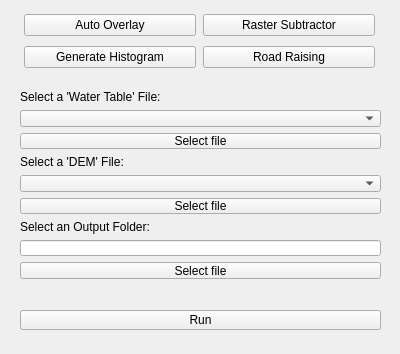
This is overlay_maker_dialog_base.ui in annahollandkeener/Overlay-Maker-QGIS-Plugin- as Qt 5 draws it before an edit. The edited form follows.
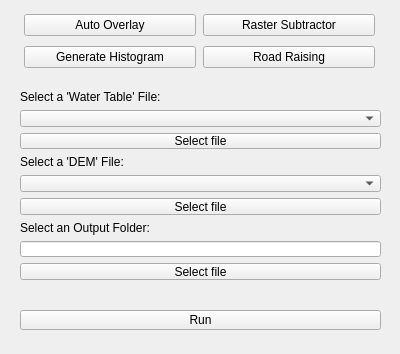
This is the edited form. The open tabs and pages were chosen to show the change. Icons and pictures are not drawn.

```diff
--- a/overlay_maker_dialog_base.ui
+++ b/overlay_maker_dialog_base.ui
@@ -184,7 +184,7 @@
           <x>0</x>
           <y>0</y>
           <width>361</width>
-          <height>190</height>
+          <height>191</height>
          </rect>
         </property>
         <layout class="QGridLayout" name="gridLayout_3">
```
Left out of the diff: 8 changed lines with no effect on the pictures.
